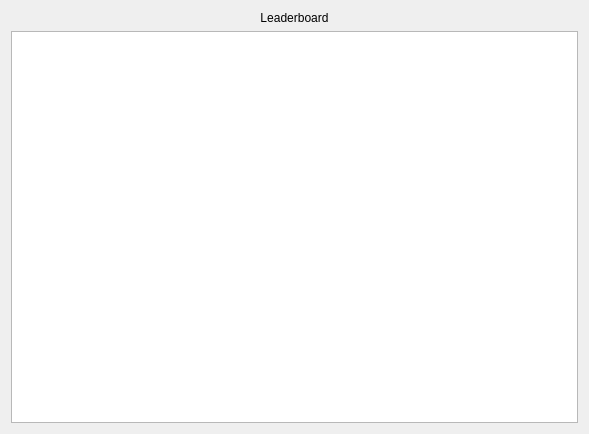
First picture: the form in MATFWars/leaderboard.ui, repository Divljo31/MATFWars, before the edit.
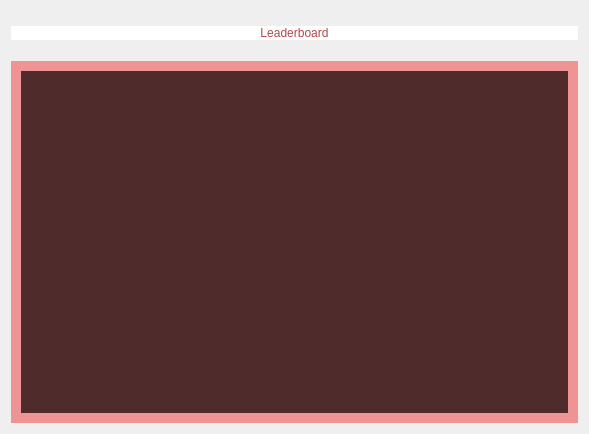
Second picture: the form after the edit. Icons and pictures are not drawn.

```diff
--- a/MATFWars/leaderboard.ui
+++ b/MATFWars/leaderboard.ui
@@ -19,10 +19,32 @@
   <layout class="QVBoxLayout" name="verticalLayout_2">
    <item>
     <layout class="QVBoxLayout" name="verticalLayout">
+     <item>
+      <spacer name="verticalSpacer_2">
+       <property name="orientation">
+        <enum>Qt::Vertical</enum>
+       </property>
+       <property name="sizeType">
+        <enum>QSizePolicy::Minimum</enum>
+       </property>
+       <property name="sizeHint" stdset="0">
+        <size>
+         <width>10</width>
+         <height>15</height>
+        </size>
+       </property>
+      </spacer>
+     </item>
      <item>
       <widget class="QLabel" name="leaderboard_label">
+       <property name="styleSheet">
+        <string notr="true">color: rgb(180, 72, 72);
+background-color: rgb(255, 255, 255);
+font: 600 20pt &quot;URW Bookman&quot;;
+</string>
+       </property>
        <property name="text">
-        <string>Leaderboard</string>
+        <string>&lt;html&gt;&lt;head/&gt;&lt;body&gt;&lt;p&gt;Leaderboard&lt;/p&gt;&lt;/body&gt;&lt;/html&gt;</string>
        </property>
        <property name="alignment">
         <set>Qt::AlignCenter</set>
@@ -30,7 +52,29 @@
       </widget>
      </item>
      <item>
-      <widget class="QTextBrowser" name="leaderboard_textBrowser"/>
+      <spacer name="verticalSpacer">
+       <property name="orientation">
+        <enum>Qt::Vertical</enum>
+       </property>
+       <property name="sizeType">
+        <enum>QSizePolicy::Minimum</enum>
+       </property>
+       <property name="sizeHint" stdset="0">
+        <size>
+         <width>20</width>
+         <height>15</height>
+        </size>
+       </property>
+      </spacer>
+     </item>
+     <item>
+      <widget class="QTextBrowser" name="leaderboard_textBrowser">
+       <property name="styleSheet">
+        <string notr="true">background-color: rgb(79, 43, 43);
+border:10px solid;
+border-color: rgb(238, 148, 148);</string>
+       </property>
+      </widget>
      </item>
     </layout>
    </item>
```
Left out of the diff: 2 changed lines with no effect on the pictures.
